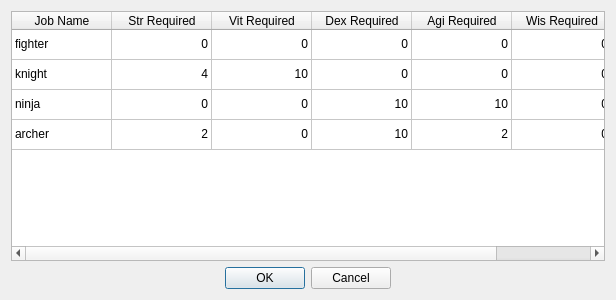
SamuelPossamai/SimpleGameOfMine, file forms/selectjobdialog.ui: the form before one commit.
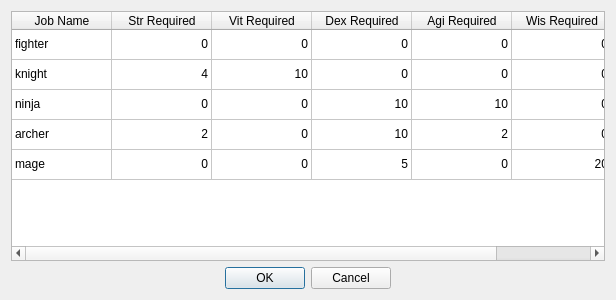
The form after the commit.

Commit message: Mage class added

The edit to the form file:
```diff
--- a/forms/selectjobdialog.ui
+++ b/forms/selectjobdialog.ui
@@ -51,6 +51,11 @@
        <string>Archer</string>
       </property>
      </row>
+     <row>
+      <property name="text">
+       <string>Mage</string>
+      </property>
+     </row>
      <column>
       <property name="text">
        <string>Job Name</string>
@@ -261,6 +266,51 @@
        <set>AlignTrailing|AlignVCenter</set>
       </property>
      </item>
+     <item row="4" column="0">
+      <property name="text">
+       <string>mage</string>
+      </property>
+     </item>
+     <item row="4" column="1">
+      <property name="text">
+       <string>0</string>
+      </property>
+      <property name="textAlignment">
+       <set>AlignTrailing|AlignVCenter</set>
+      </property>
+     </item>
+     <item row="4" column="2">
+      <property name="text">
+       <string>0</string>
+      </property>
+      <property name="textAlignment">
+       <set>AlignTrailing|AlignVCenter</set>
+      </property>
+     </item>
+     <item row="4" column="3">
+      <property name="text">
+       <string>5</string>
+      </property>
+      <property name="textAlignment">
+       <set>AlignTrailing|AlignVCenter</set>
+      </property>
+     </item>
+     <item row="4" column="4">
+      <property name="text">
+       <string>0</string>
+      </property>
+      <property name="textAlignment">
+       <set>AlignTrailing|AlignVCenter</set>
+      </property>
+     </item>
+     <item row="4" column="5">
+      <property name="text">
+       <string>20</string>
+      </property>
+      <property name="textAlignment">
+       <set>AlignTrailing|AlignVCenter</set>
+      </property>
+     </item>
     </widget>
    </item>
    <item>
```
The commit also changes 19 other files.
